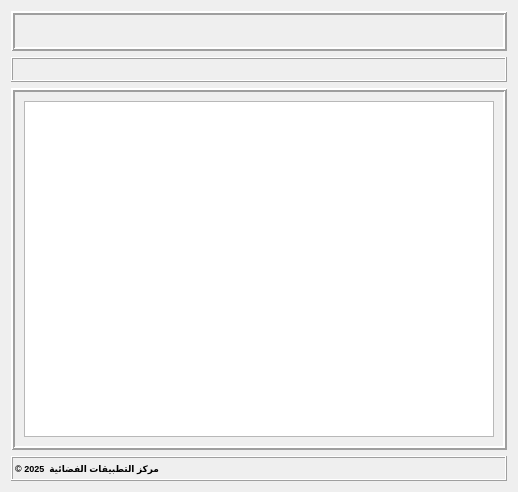
Before: the Qt Designer form gui/liste.ui in Zuhir-Benslama/CAM-Communal-Addressing-Map, drawn with Qt 5.
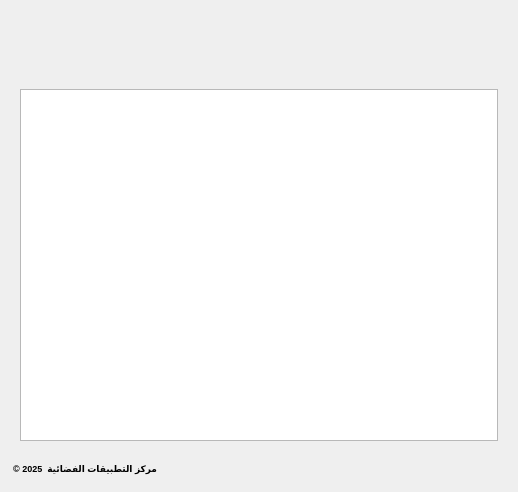
After: the same form once the commit is applied. Icons and pictures are not drawn.

```diff
--- a/gui/liste.ui
+++ b/gui/liste.ui
@@ -35,7 +35,7 @@
       </size>
      </property>
      <property name="frameShape">
-      <enum>QFrame::Box</enum>
+      <enum>QFrame::NoFrame</enum>
      </property>
      <property name="frameShadow">
       <enum>QFrame::Raised</enum>
@@ -81,7 +81,7 @@
       <string notr="true"/>
      </property>
      <property name="frameShape">
-      <enum>QFrame::Box</enum>
+      <enum>QFrame::NoFrame</enum>
      </property>
      <property name="frameShadow">
       <enum>QFrame::Raised</enum>
@@ -140,7 +140,7 @@
       </size>
      </property>
      <property name="frameShape">
-      <enum>QFrame::Box</enum>
+      <enum>QFrame::NoFrame</enum>
      </property>
      <property name="frameShadow">
       <enum>QFrame::Raised</enum>
@@ -180,7 +180,7 @@
       <string notr="true"/>
      </property>
      <property name="frameShape">
-      <enum>QFrame::Box</enum>
+      <enum>QFrame::NoFrame</enum>
      </property>
      <property name="frameShadow">
       <enum>QFrame::Raised</enum>
```
Left out of the diff: 14 changed lines with no effect on the pictures.
